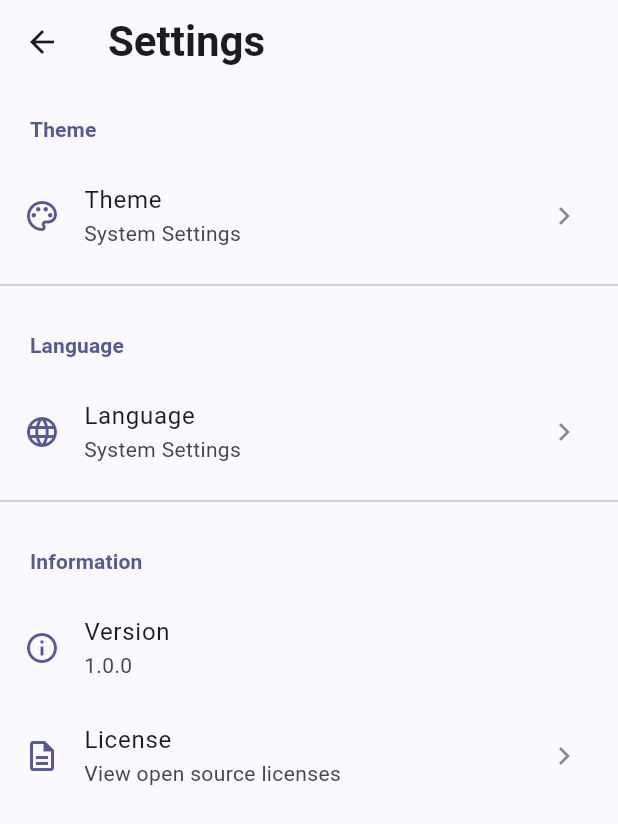
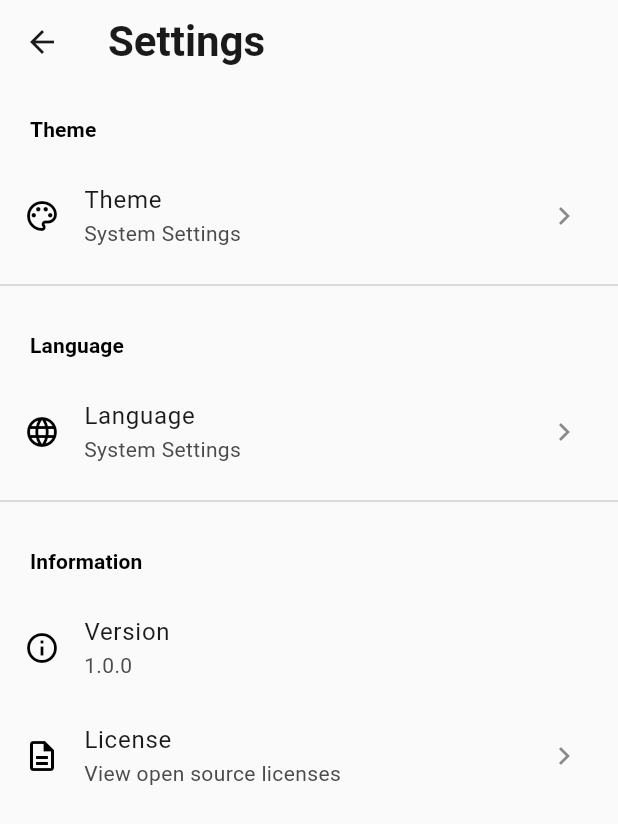
Before and after one commit to log-mind-365/tasklog, a Flutter app: the screen it shows after launch, after a tap on the "menu" icon, after a tap on "Settings", on a phone screen of 412 x 824 dp. Shown: the top 824 px of the screen. Run offline on Flutter 3.47's test engine with Material 3 defaults, Android fonts, the phone set to English and light mode, and no system bars; our stand-ins replace drift, drift_flutter, flutter_riverpod, freezed_annotation, riverpod_annotation, shared_preferences; accounts and stored records are empty; generated files the repository leaves out were written again; Roboto replaces fonts that are missing (SF Pro Display).

Commit message:
style: 그라데이션 제거 및 단색 UI로 변경
모든 버튼과 UI 요소에서 그라데이션을 제거하고 colors.dart의 그레이 컬러 스킴 사용

- AppTheme에서 colors.dart의 lightGrayColorScheme/darkGrayColorScheme 사용
- 그라데이션을 단색으로 변경하여 일관된 디자인 적용
  - FloatingActionButton (habits_page, todos_page)
  - 저장 버튼 (habit_form_page, todo_form_page)
  - 드로어 헤더 (app_drawer)
  - 습관 디테일 헤더 (habit_detail_page)
  - 우선순위/기한 뱃지 (todo_item)
  - 스와이프 배경 (todo_item)

```diff
--- a/lib/core/theme/app_theme.dart
+++ b/lib/core/theme/app_theme.dart
@@ -2,32 +2,20 @@ import 'package:flutter/material.dart';
 import 'package:flutter/services.dart';
 
 import '../constants/app_constants.dart';
+import 'colors.dart';
 
 /// 애플리케이션 테마 설정을 관리하는 클래스
 class AppTheme {
   AppTheme._(); // Private constructor to prevent instantiation
 
-  /// 시드 컬러 (Indigo)
-  static const Color seedColor = Color(0xFF6366F1);
-
   /// 라이트 테마 빌드
   static ThemeData buildLightTheme() {
-    final colorScheme = ColorScheme.fromSeed(
-      seedColor: seedColor,
-      brightness: Brightness.light,
-    );
-
-    return _buildTheme(colorScheme);
+    return _buildTheme(AppColors.lightGrayColorScheme);
   }
 
   /// 다크 테마 빌드
   static ThemeData buildDarkTheme() {
-    final colorScheme = ColorScheme.fromSeed(
-      seedColor: seedColor,
-      brightness: Brightness.dark,
-    );
-
-    return _buildTheme(colorScheme);
+    return _buildTheme(AppColors.darkGrayColorScheme);
   }
 
   /// 공통 테마 설정
--- a/lib/core/theme/colors.dart
+++ b/lib/core/theme/colors.dart
@@ -0,0 +1,97 @@
+import 'package:flutter/material.dart';
+
+abstract final class AppColors {
+  static const ColorScheme lightGrayColorScheme = ColorScheme(
+    brightness: Brightness.light,
+    primary: Color(0xFF000000),
+    onPrimary: Color(0xFFFFFFFF),
+    primaryContainer: Color(0xFF333333),
+    onPrimaryContainer: Color(0xFFFFFFFF),
+    secondary: Color(0xFF4B4B4B),
+    onSecondary: Color(0xFFFFFFFF),
+    secondaryContainer: Color(0xFFD0D0D0),
+    onSecondaryContainer: Color(0xFF333333),
+    tertiary: Color(0xFF555555),
+    onTertiary: Color(0xFFFFFFFF),
+    tertiaryContainer: Color(0xFFE0E0E0),
+    onTertiaryContainer: Color(0xFF333333),
+    error: Color(0xFFEF4444),
+    onError: Color(0xFFFFFFFF),
+    errorContainer: Color(0xFFFEE2E2),
+    onErrorContainer: Color(0xFFB91C1C),
+    surface: Color(0xFFFAFAFA),
+    onSurface: Color(0xFF1A1A1A),
+    onSurfaceVariant: Color(0xFF4B4B4B),
+    outline: Color(0xFF808080),
+    outlineVariant: Color(0xFFD0D0D0),
+    scrim: Color(0xFF000000),
+    inverseSurface: Color(0xFF333333),
+    onInverseSurface: Color(0xFFF5F5F5),
+    inversePrimary: Color(0xFFD0D0D0),
+    surfaceDim: Color(0xFFE0E0E0),
+    surfaceBright: Color(0xFFFAFAFA),
+    surfaceContainerLowest: Color(0xFFFFFFFF),
+    surfaceContainerLow: Color(0xFFF5F5F5),
+    surfaceContainer: Color(0xFFF0F0F0),
+    surfaceContainerHigh: Color(0xFFE0E0E0),
+    surfaceContainerHighest: Color(0xFFD0D0D0),
+  );
+
+  static const ColorScheme darkGrayColorScheme = ColorScheme(
+    brightness: Brightness.dark,
+    primary: Color(0xFFFFFFFF),
+    onPrimary: Color(0xFF000000),
+    primaryContainer: Color(0xFFE0E0E0),
+    onPrimaryContainer: Color(0xFF000000),
+    secondary: Color(0xFFB0B0B0),
+    onSecondary: Color(0xFF333333),
+    secondaryContainer: Color(0xFF4B4B4B),
+    onSecondaryContainer: Color(0xFFD0D0D0),
+    tertiary: Color(0xFFE0E0E0),
+    onTertiary: Color(0xFF262626),
+    tertiaryContainer: Color(0xFF555555),
+    onTertiaryContainer: Color(0xFFFFFFFF),
+    error: Color(0xFFFCA5A5),
+    onError: Color(0xFF7F1D1D),
+    errorContainer: Color(0xFFB91C1C),
+    onErrorContainer: Color(0xFFFEE2E2),
+    surface: Color(0xFF1A1A1A),
+    onSurface: Color(0xFFE0E0E0),
+    onSurfaceVariant: Color(0xFFD0D0D0),
+    outline: Color(0xFF959595),
+    outlineVariant: Color(0xFF4B4B4B),
+    scrim: Color(0xFF000000),
+    inverseSurface: Color(0xFFE0E0E0),
+    onInverseSurface: Color(0xFF333333),
+    inversePrimary: Color(0xFF000000),
+    surfaceDim: Color(0xFF1A1A1A),
+    surfaceBright: Color(0xFF333333),
+    surfaceContainerLowest: Color(0xFF0F0F0F),
+    surfaceContainerLow: Color(0xFF1A1A1A),
+    surfaceContainer: Color(0xFF262626),
+    surfaceContainerHigh: Color(0xFF333333),
+    surfaceContainerHighest: Color(0xFF4B4B4B),
+  );
+
+  static final ColorScheme lightGreenColorScheme = ColorScheme.fromSeed(
+    seedColor: const Color(0xFF3FB580),
+    brightness: Brightness.light,
+  );
+
+  static final ColorScheme darkGreenColorScheme = ColorScheme.fromSeed(
+    seedColor: const Color(0xFF3FB580),
+    brightness: Brightness.dark,
+  );
+
+  static ThemeData get lightTheme =>
+      ThemeData(useMaterial3: true, colorScheme: lightGrayColorScheme);
+
+  static ThemeData get darkTheme =>
+      ThemeData(useMaterial3: true, colorScheme: darkGrayColorScheme);
+
+  static ThemeData get lightGreenTheme =>
+      ThemeData(useMaterial3: true, colorScheme: lightGreenColorScheme);
+
+  static ThemeData get darkGreenTheme =>
+      ThemeData(useMaterial3: true, colorScheme: darkGreenColorScheme);
+}
--- a/lib/presentation/pages/habits_page.dart
+++ b/lib/presentation/pages/habits_page.dart
@@ -186,14 +186,7 @@ class HabitsPage extends ConsumerWidget {
     return Container(
       decoration: BoxDecoration(
         borderRadius: BorderRadius.circular(AppConstants.radiusXLarge),
-        gradient: LinearGradient(
-          colors: [
-            theme.colorScheme.primary,
-            theme.colorScheme.secondary,
-          ],
-          begin: Alignment.topLeft,
-          end: Alignment.bottomRight,
-        ),
+        color: theme.colorScheme.primary,
         boxShadow: [
           BoxShadow(
             color: theme.colorScheme.primary.withValues(alpha: AppConstants.alphaStrong),
--- a/lib/presentation/pages/todos_page.dart
+++ b/lib/presentation/pages/todos_page.dart
@@ -318,14 +318,7 @@ class _TodosPageState extends ConsumerState<TodosPage> {
       floatingActionButton: Container(
         decoration: BoxDecoration(
           borderRadius: BorderRadius.circular(AppConstants.radiusXLarge),
-          gradient: LinearGradient(
-            colors: [
-              theme.colorScheme.primary,
-              theme.colorScheme.secondary,
-            ],
-            begin: Alignment.topLeft,
-            end: Alignment.bottomRight,
-          ),
+          color: theme.colorScheme.primary,
           boxShadow: [
             BoxShadow(
               color: theme.colorScheme.primary.withValues(alpha: AppConstants.alphaStrong),
--- a/lib/presentation/widgets/app_drawer.dart
+++ b/lib/presentation/widgets/app_drawer.dart
@@ -24,14 +24,7 @@ class AppDrawer extends ConsumerWidget {
               width: double.infinity,
               padding: const EdgeInsets.all(AppConstants.spacingXXLarge),
               decoration: BoxDecoration(
-                gradient: LinearGradient(
-                  begin: Alignment.topLeft,
-                  end: Alignment.bottomRight,
-                  colors: [
-                    theme.colorScheme.primary,
-                    theme.colorScheme.secondary,
-                  ],
-                ),
+                color: theme.colorScheme.primary,
               ),
               child: Column(
                 crossAxisAlignment: CrossAxisAlignment.start,
```
Also changed, not shown: lib/presentation/pages/habit_detail_page.dart (+1 -8 lines), lib/presentation/pages/habit_form_page.dart (+1 -6 lines), lib/presentation/pages/todo_form_page.dart (+1 -6 lines), lib/presentation/widgets/todo_item.dart (+3 -15 lines).
